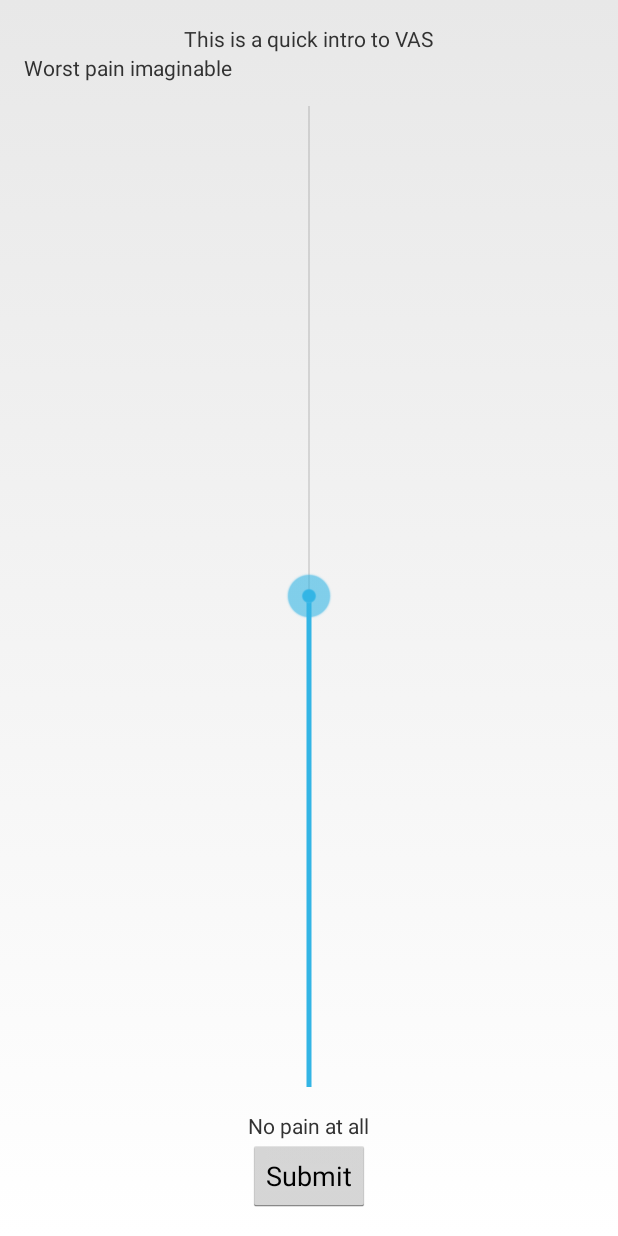
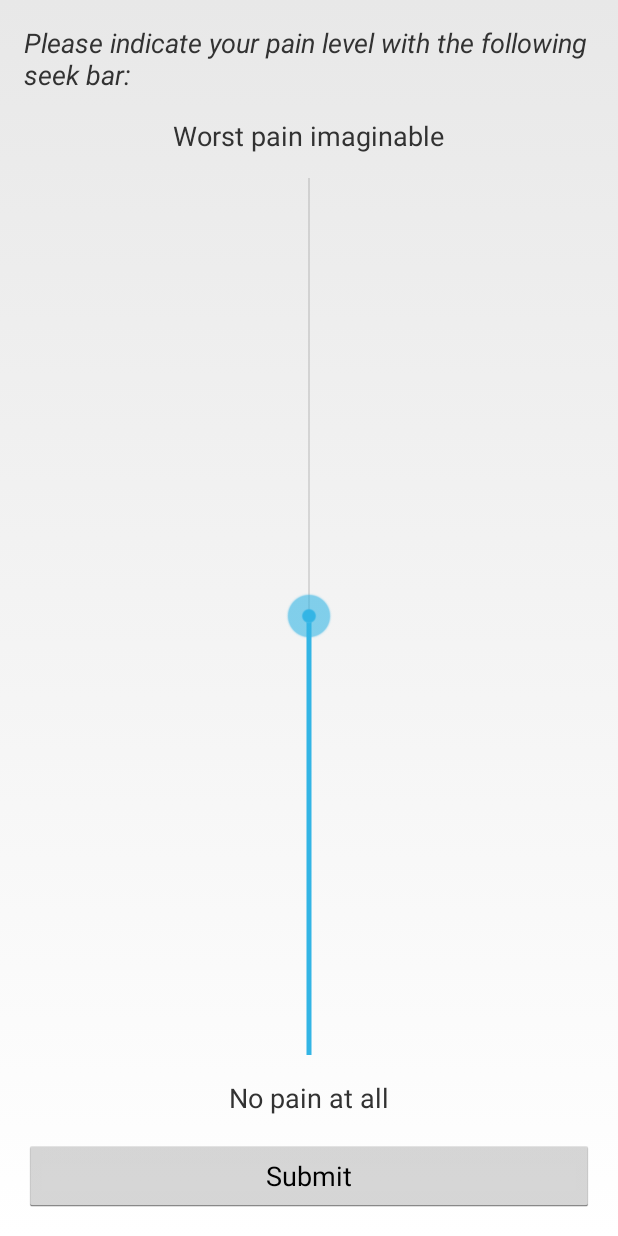
Before and after one commit to philadams-zz/Meter, an Android app: the VAS screen opened directly, with no data from a screen before it, on a phone screen of 412 x 824 dp. Run offline under Robolectric (Android 15) with nearby library versions, the phone set to English and light mode, and no system bars.

Commit message:
custom theme for all Meter activities

```diff
--- a/app/src/main/AndroidManifest.xml
+++ b/app/src/main/AndroidManifest.xml
@@ -20,7 +20,7 @@
     <activity
         android:name="edu.cornell.idl.meter.VAS"
         android:label="@string/title_activity_vas"
-        android:theme="@android:style/Theme.Holo.Light.NoActionBar.Fullscreen">
+        android:theme="@style/MeterTheme">
       <intent-filter>
         <action android:name="android.intent.action.MAIN" />
         <category android:name="android.intent.category.DEFAULT" />
--- a/app/src/main/java/edu/cornell/idl/meter/VAS.java
+++ b/app/src/main/java/edu/cornell/idl/meter/VAS.java
@@ -7,9 +7,6 @@ import android.util.Log;
 import android.view.View;
 import android.widget.Button;
 
-// TODO:phil usability submit button bigger
-// TODO:phil usability prompt styles
-// TODO:phil usability anchor styles
 public class VAS extends Activity {
 
   final static String TAG = "VAS";
--- a/app/src/main/res/layout/activity_vas.xml
+++ b/app/src/main/res/layout/activity_vas.xml
@@ -13,18 +13,19 @@
       android:text="@string/vas_prompt"
       android:layout_width="wrap_content"
       android:layout_height="wrap_content"
-      android:layout_gravity="center"/>
+      android:textStyle="italic"/>
 
   <TextView
       android:text="@string/vas_anchor_high"
       android:layout_width="wrap_content"
-      android:layout_height="wrap_content"/>
+      android:layout_height="wrap_content"
+      android:layout_gravity="center"
+      android:layout_marginTop="@dimen/activity_horizontal_margin"/>
 
   <RelativeLayout
       android:layout_width="fill_parent"
       android:layout_height="0dp"
-      android:layout_weight="1"
-      android:layout_gravity="center">
+      android:layout_weight="1">
 
     <edu.cornell.idl.meter.VerticalSeekBar
         android:id="@+id/verticalseekbar"
@@ -39,12 +40,13 @@
       android:text="@string/vas_anchor_low"
       android:layout_width="wrap_content"
       android:layout_height="wrap_content"
-      android:layout_gravity="center"/>
+      android:layout_gravity="center"
+      android:layout_marginBottom="@dimen/activity_horizontal_margin"/>
 
   <Button
       android:id="@+id/vas_button_submit"
       android:text="@string/button_submit_response"
-      android:layout_width="wrap_content"
+      android:layout_width="match_parent"
       android:layout_height="wrap_content"
       android:layout_gravity="center"/>
 
--- /dev/null
+++ b/app/src/main/res/values/meter_theme.xml
@@ -0,0 +1,9 @@
+<?xml version="1.0" encoding="utf-8"?>
+<resources>
+  <style name="MeterTheme" parent="@android:style/Theme.Holo.Light.NoActionBar.Fullscreen">
+    <item name="android:textViewStyle">@style/MyTextView</item>
+  </style>
+  <style name="MyTextView" parent="android:Widget.TextView">
+    <item name="android:textSize">18sp</item>
+  </style>
+</resources>
--- a/app/src/main/res/values/strings.xml
+++ b/app/src/main/res/values/strings.xml
@@ -8,7 +8,7 @@
 
   <string name="button_submit_response">Submit</string>
 
-  <string name="vas_prompt">This is a quick intro to VAS</string>
+  <string name="vas_prompt">Please indicate your pain level with the following seek bar:</string>
   <string name="vas_anchor_low">No pain at all</string>
   <string name="vas_anchor_high">Worst pain imaginable</string>
 
```
